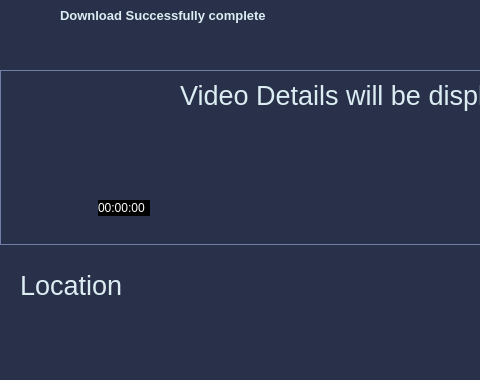
Above: downlad_complete.ui from Ahmad-Hamdy/YouTube-Downloader before the change; both pictures show x 0 to 480 and y 0 to 380 of the 800 by 500 pixel window. Below: the same form after it.
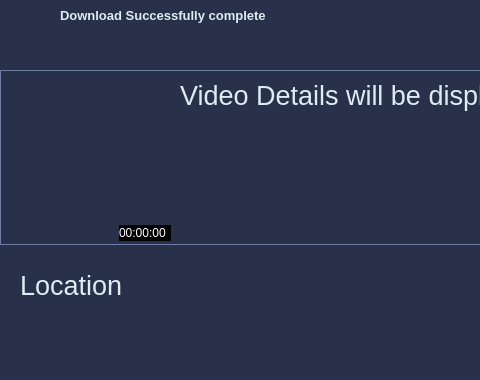
That is the form after the change. Icons and pictures are not drawn.

Commit message: added download complete window in separate file

What changed in the file:
```diff
--- a/downlad_complete.ui
+++ b/downlad_complete.ui
@@ -217,8 +217,8 @@
     <widget class="QLabel" name="duration">
      <property name="geometry">
       <rect>
-       <x>98</x>
-       <y>130</y>
+       <x>119</x>
+       <y>155</y>
        <width>52</width>
        <height>16</height>
       </rect>
```
The commit also changes 3 other files.
